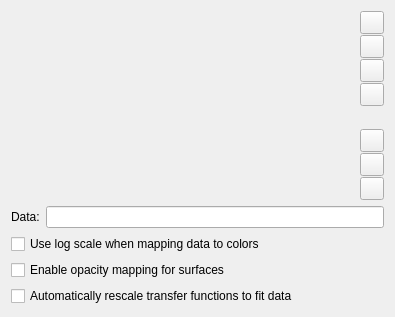
biddisco/ParaView, file Qt/ApplicationComponents/Resources/UI/pqColorOpacityEditorWidget.ui: the form before one commit.
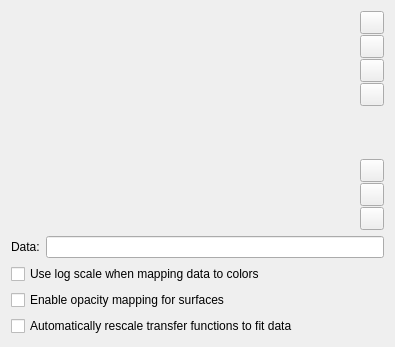
The form after the commit. Icons and pictures are not drawn. Custom widgets are drawn as their Qt base class.

Diff of the .ui file:
```diff
--- a/Qt/ApplicationComponents/Resources/UI/pqColorOpacityEditorWidget.ui
+++ b/Qt/ApplicationComponents/Resources/UI/pqColorOpacityEditorWidget.ui
@@ -7,7 +7,7 @@
     <x>0</x>
     <y>0</y>
     <width>395</width>
-    <height>317</height>
+    <height>347</height>
    </rect>
   </property>
   <property name="windowTitle">
```
